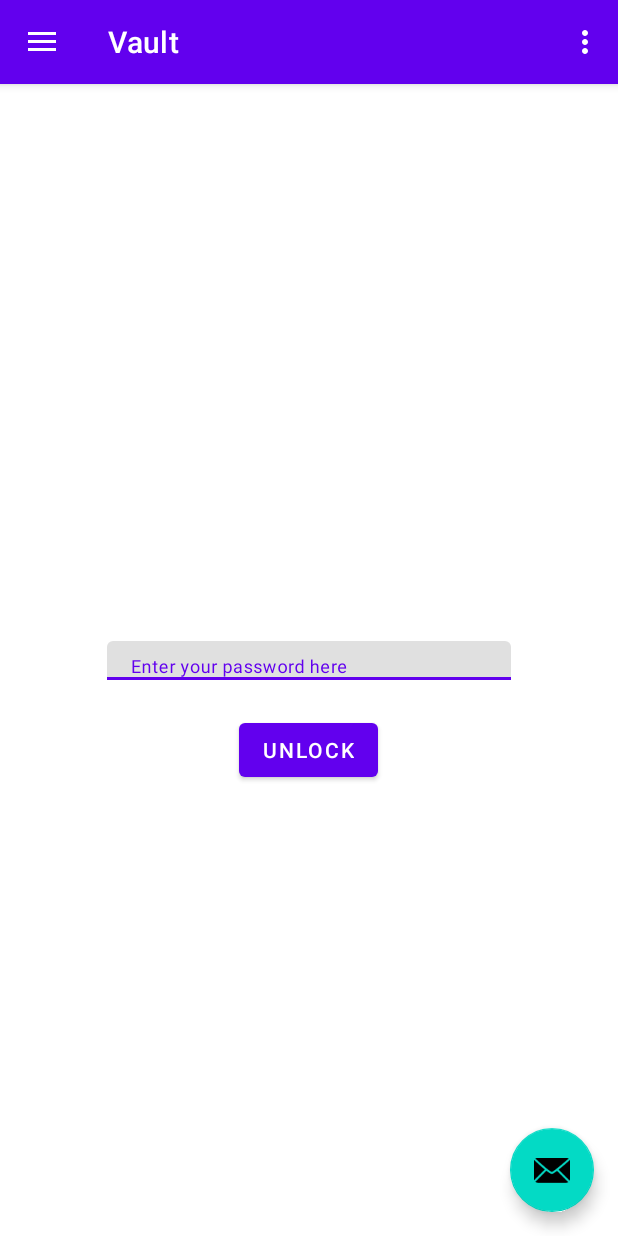
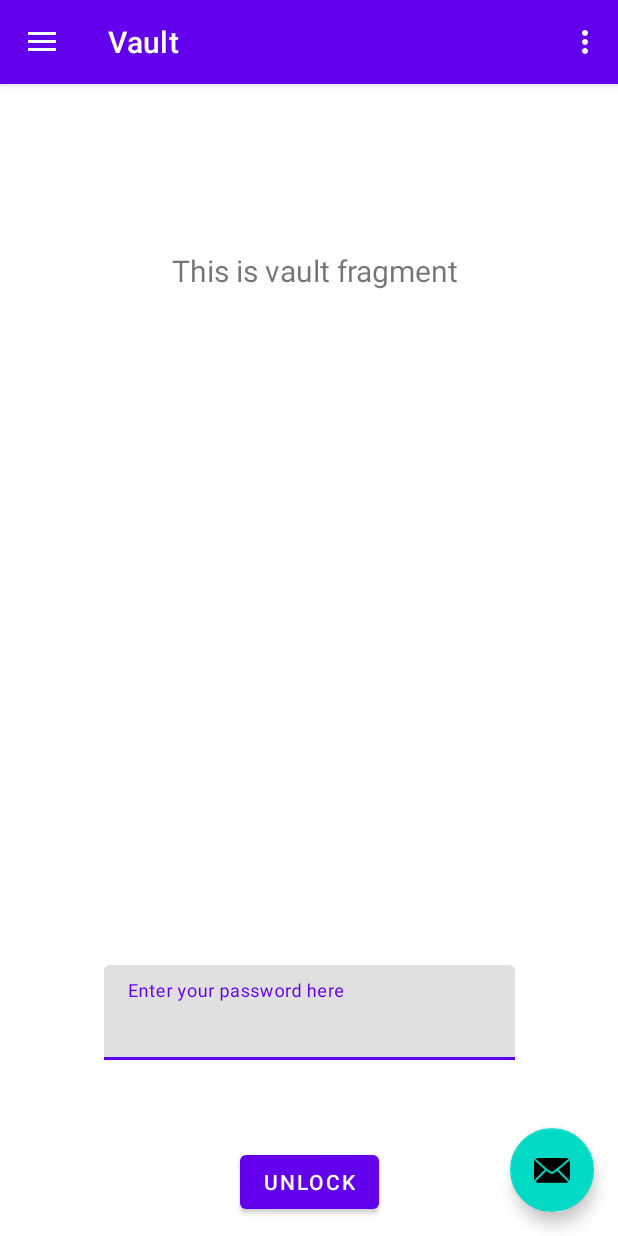
Before and after one commit to kenmurrell/Zerbert, an Android app: the screen it shows after launch (MainActivity), in the side drawer, after a tap on "Vault", on a phone screen of 412 x 824 dp. Run offline under Robolectric (Android 15) with nearby library versions, the phone set to English and light mode, and no system bars; our stand-ins replace navigation-ui.

Commit message:
Master: added basic random functionality

```diff
--- a/app/src/main/java/com/kenmurrell/zerbert/MainActivity.java
+++ b/app/src/main/java/com/kenmurrell/zerbert/MainActivity.java
@@ -46,7 +46,7 @@ public class MainActivity extends AppCompatActivity {
         // Passing each menu ID as a set of Ids because each
         // menu should be considered as top level destinations.
         mAppBarConfiguration = new AppBarConfiguration.Builder(
-                R.id.nav_home, R.id.nav_gallery, R.id.nav_slideshow, R.id.nav_vault)
+                R.id.nav_home, R.id.nav_gallery, R.id.nav_random, R.id.nav_vault)
                 .setDrawerLayout(drawer)
                 .build();
         NavController navController = Navigation.findNavController(this, R.id.nav_host_fragment_content_main);
--- a/app/src/main/java/com/kenmurrell/zerbert/ui/gallery/GalleryFragment.java
+++ b/app/src/main/java/com/kenmurrell/zerbert/ui/gallery/GalleryFragment.java
@@ -24,7 +24,7 @@ public class GalleryFragment extends Fragment {
         View root = binding.getRoot();
 
         final TextView textView = binding.textGallery;
-        galleryViewModel.getText().observe(getViewLifecycleOwner(), s -> textView.setText(s));
+        galleryViewModel.getText().observe(getViewLifecycleOwner(), textView::setText);
         return root;
     }
 
--- a/app/src/main/java/com/kenmurrell/zerbert/ui/vault/VaultFragment.java
+++ b/app/src/main/java/com/kenmurrell/zerbert/ui/vault/VaultFragment.java
@@ -5,16 +5,18 @@ import android.view.LayoutInflater;
 import android.view.View;
 import android.view.ViewGroup;
 import android.widget.Button;
-import android.widget.ImageView;
+import android.widget.TextView;
 
 import androidx.annotation.NonNull;
 import androidx.fragment.app.Fragment;
 import androidx.lifecycle.ViewModelProvider;
+
 import com.kenmurrell.zerbert.R;
 import com.kenmurrell.zerbert.databinding.FragmentVaultBinding;
 
 import java.util.HashMap;
 import java.util.Map;
+import java.util.Objects;
 
 public class VaultFragment extends Fragment {
 
@@ -25,6 +27,7 @@ public class VaultFragment extends Fragment {
 
     static {
         items = new HashMap<>();
+        items.put("default", R.drawable.blank);
         items.put("test1", R.drawable.pokeball_024px);
     }
 
@@ -33,6 +36,8 @@ public class VaultFragment extends Fragment {
         vaultViewModel = new ViewModelProvider(this).get(VaultViewModel.class);
         binding = FragmentVaultBinding.inflate(inflater, container, false);
         View root = binding.getRoot();
+        final TextView textView = binding.textVault;
+        vaultViewModel.getText().observe(getViewLifecycleOwner(), textView::setText);
         Button unlockButton= root.findViewById(R.id.vault_unlock_button);
         unlockButton.setOnClickListener(this::onUnlockButton);
         return root;
@@ -40,14 +45,16 @@ public class VaultFragment extends Fragment {
 
     private void onUnlockButton(View view)
     {
-        String text = binding.vaultUnlockTextfield.getEditText().getText().toString();
-        if(!items.containsKey(text))
+        String text = Objects.requireNonNull(binding.vaultUnlockTextfield.getEditText()).getText().toString();
+
+        if (items.containsKey(text))
         {
-            binding.vaultNoteImage.setImageResource(R.drawable.icons8_eggplant_96);
+            binding.vaultNoteImage.setImageResource(items.get(text));
+            // show "incorrect password" message
         }
         else
         {
-            binding.vaultNoteImage.setImageResource(items.get(text));
+            binding.vaultNoteImage.setImageResource(items.get("default"));
         }
     }
 
@@ -56,7 +63,4 @@ public class VaultFragment extends Fragment {
         super.onDestroyView();
         binding = null;
     }
-
-
-
 }
--- a/app/src/main/java/com/kenmurrell/zerbert/ui/vault/VaultViewModel.java
+++ b/app/src/main/java/com/kenmurrell/zerbert/ui/vault/VaultViewModel.java
@@ -9,7 +9,7 @@ public class VaultViewModel extends ViewModel {
 
     public VaultViewModel() {
         mText = new MutableLiveData<>();
-        mText.setValue("This is home fragment");
+        mText.setValue("This is vault fragment");
     }
 
     public LiveData<String> getText() {
--- a/app/src/main/res/layout/fragment_vault.xml
+++ b/app/src/main/res/layout/fragment_vault.xml
@@ -6,20 +6,35 @@
     android:layout_height="match_parent"
     tools:context=".ui.vault.VaultFragment">
 
+    <TextView
+        android:id="@+id/text_vault"
+        android:layout_width="match_parent"
+        android:layout_height="wrap_content"
+        android:layout_marginStart="8dp"
+        android:layout_marginTop="8dp"
+        android:textAlignment="center"
+        android:textSize="20sp"
+        app:layout_constraintBottom_toTopOf="@+id/vault_unlock_textfield"
+        app:layout_constraintEnd_toEndOf="parent"
+        app:layout_constraintHorizontal_bias="0.0"
+        app:layout_constraintStart_toStartOf="parent"
+        app:layout_constraintTop_toTopOf="parent"
+        app:layout_constraintVertical_bias="0.186" />
 
     <com.google.android.material.textfield.TextInputLayout
         android:id="@+id/vault_unlock_textfield"
-        android:layout_width="269dp"
-        android:layout_height="26dp"
-        android:hint="@string/vault_password_hint"
+        android:layout_width="274dp"
+        android:layout_height="77dp"
         app:layout_constraintBottom_toBottomOf="parent"
         app:layout_constraintEnd_toEndOf="parent"
         app:layout_constraintStart_toStartOf="parent"
-        app:layout_constraintTop_toTopOf="parent">
+        app:layout_constraintTop_toTopOf="parent"
+        app:layout_constraintVertical_bias="0.85">
 
         <com.google.android.material.textfield.TextInputEditText
             android:layout_width="match_parent"
-            android:layout_height="wrap_content" />
+            android:layout_height="63dp"
+            android:hint="@string/vault_password_hint" />
 
     </com.google.android.material.textfield.TextInputLayout>
 
@@ -31,19 +46,20 @@
         android:text="@string/vault_button_text"
         app:layout_constraintBottom_toBottomOf="parent"
         app:layout_constraintEnd_toEndOf="parent"
-        app:layout_constraintHorizontal_bias="0.498"
+        app:layout_constraintHorizontal_bias="0.501"
         app:layout_constraintStart_toStartOf="parent"
         app:layout_constraintTop_toBottomOf="@+id/vault_unlock_textfield"
-        app:layout_constraintVertical_bias="0.034" />
+        app:layout_constraintVertical_bias="0.719" />
 
     <ImageView
         android:id="@+id/vault_note_image"
-        android:layout_width="94dp"
-        android:layout_height="112dp"
-        app:layout_constraintBottom_toBottomOf="parent"
+        android:layout_width="193dp"
+        android:layout_height="244dp"
+        app:layout_constraintBottom_toTopOf="@+id/vault_unlock_textfield"
         app:layout_constraintEnd_toEndOf="parent"
         app:layout_constraintStart_toStartOf="parent"
-        app:layout_constraintTop_toBottomOf="@+id/vault_unlock_button" />
+        app:layout_constraintTop_toBottomOf="@+id/text_vault"
+        android:contentDescription="TODO ADD THIS" />
 
 
 </androidx.constraintlayout.widget.ConstraintLayout>
--- a/app/src/main/res/menu/activity_main_drawer.xml
+++ b/app/src/main/res/menu/activity_main_drawer.xml
@@ -13,9 +13,9 @@
             android:icon="@drawable/ic_menu_gallery"
             android:title="@string/menu_gallery" />
         <item
-            android:id="@+id/nav_slideshow"
+            android:id="@+id/nav_random"
             android:icon="@drawable/ic_menu_slideshow"
-            android:title="@string/menu_slideshow" />
+            android:title="@string/menu_random" />
 
         <item
             android:id="@+id/nav_vault"
--- a/app/src/main/res/navigation/mobile_navigation.xml
+++ b/app/src/main/res/navigation/mobile_navigation.xml
@@ -18,10 +18,10 @@
         tools:layout="@layout/fragment_gallery" />
 
     <fragment
-        android:id="@+id/nav_slideshow"
-        android:name="com.kenmurrell.zerbert.ui.slideshow.SlideshowFragment"
-        android:label="@string/menu_slideshow"
-        tools:layout="@layout/fragment_slideshow" />
+        android:id="@+id/nav_random"
+        android:name="com.kenmurrell.zerbert.ui.random.RandomFragment"
+        android:label="@string/menu_random"
+        tools:layout="@layout/fragment_random" />
 
     <fragment
         android:id="@+id/nav_vault"
--- a/app/src/main/res/values/strings.xml
+++ b/app/src/main/res/values/strings.xml
@@ -9,10 +9,11 @@
 
     <string name="menu_home">Home</string>
     <string name="menu_gallery">Gallery</string>
-    <string name="menu_slideshow">Slideshow</string>
+    <string name="menu_random">Random</string>
     <string name="menu_vault">Vault</string>
 
 
     <string name="vault_password_hint">Enter your password here</string>
     <string name="vault_button_text">unlock</string>
+    <string name="random_button_text">next</string>
 </resources>
```
Also changed, not shown: app/src/main/java/com/kenmurrell/zerbert/ui/random/RandomFragment.java (added, +60 -0 lines), app/src/main/java/com/kenmurrell/zerbert/ui/random/RandomViewModel.java (renamed from app/src/main/java/com/kenmurrell/zerbert/ui/slideshow/SlideshowViewModel.java, +4 -4 lines), app/src/main/java/com/kenmurrell/zerbert/ui/slideshow/SlideshowFragment.java (deleted, +0 -36 lines), app/src/main/res/layout/fragment_home.xml (+7 -1 lines), app/src/main/res/layout/fragment_random.xml (added, +47 -0 lines), app/src/main/res/layout/fragment_slideshow.xml (deleted, +0 -22 lines), app/src/main/res/drawable/blank.png (added).
